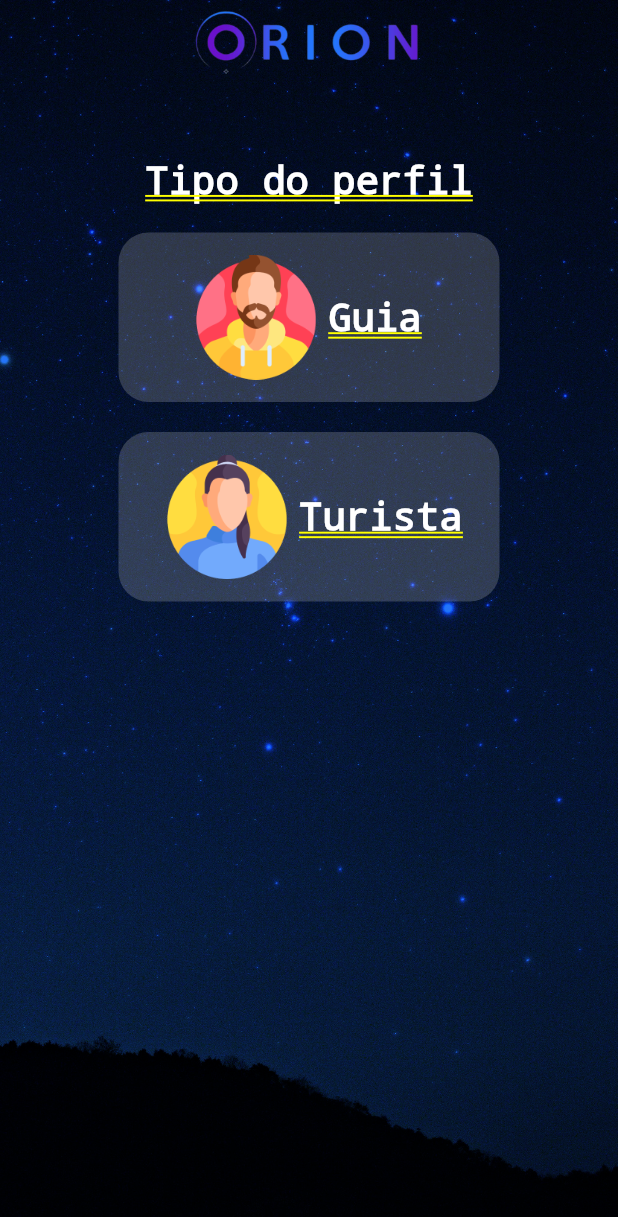
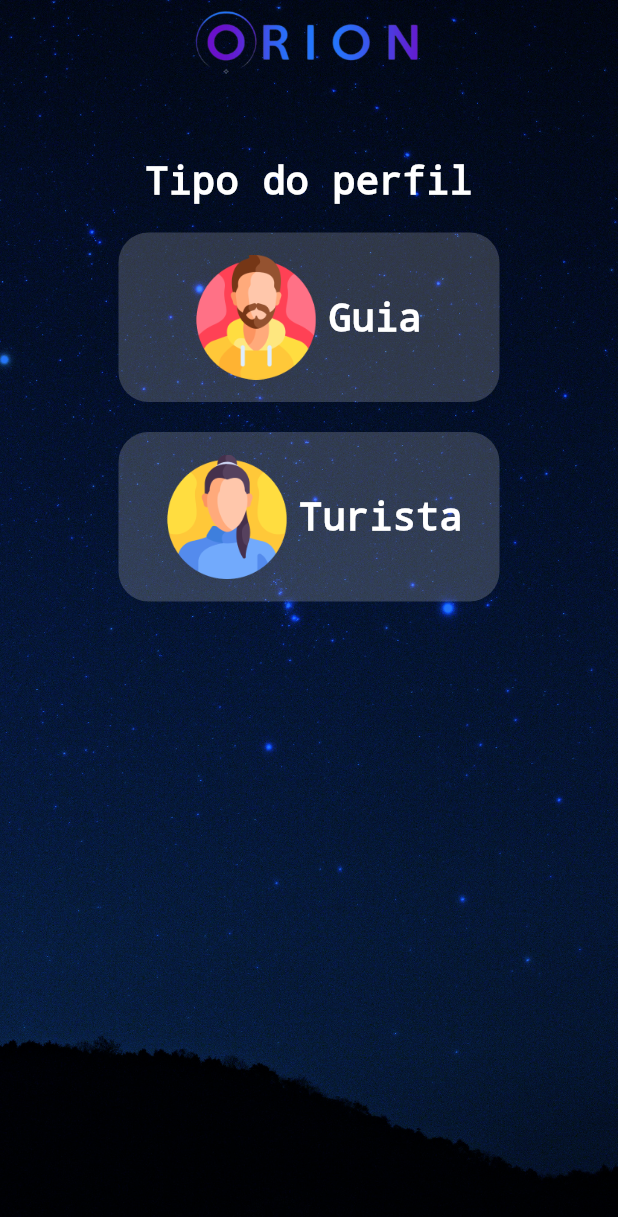
Before and after one commit to PapitoTI/app, a Flutter app: the LoginPage screen opened directly, after a tap on "Cadastrar", on a phone screen of 412 x 824 dp. Shown: the top 1217 px of the screen. Run offline on Flutter 3.47's test engine with Material 2 defaults, Android fonts, the light colour scheme and no system bars; our stand-ins replace carousel_slider, floating_bottom_navigation_bar, font_awesome_flutter, get, material_floating_search_bar, table_calendar; missing offline and left inert: grpc.

Commit message:
Text decoration

```diff
--- a/lib/main.dart
+++ b/lib/main.dart
@@ -1,15 +1,10 @@
-//import 'package:app/src/Pages/home_base/view.dart';
 import 'dart:io';
 import 'package:app/src/Config/palette.dart';
-import 'package:app/src/Pages/Cadastrar/choice.dart';
 import 'package:app/src/Pages/login/initialPage.dart';
 import 'package:app/src/Pages/login/loginPage.dart';
-//import 'package:app/src/Pages/tourist_home/view.dart';
 import 'package:flutter/material.dart';
 import 'package:get/get.dart';
 import 'package:path_provider/path_provider.dart';
-
-//import 'src/Pages/login/loginPage.dart';
 
 void main() {
   runApp(MyApp());
--- a/lib/src/Pages/Cadastrar/choice.dart
+++ b/lib/src/Pages/Cadastrar/choice.dart
@@ -37,6 +37,7 @@ class ChoicePage extends StatelessWidget {
                     child: Text(
                       'Tipo do perfil',
                       style: TextStyle(
+                        decoration: TextDecoration.none,
                         color: Palette.branco,
                         fontSize: 26,
                       ),
@@ -74,6 +75,7 @@ class ChoicePage extends StatelessWidget {
                             padding: const EdgeInsets.only(left: 8.0, right: 8),
                             child: Text("Guia",
                                 style: TextStyle(
+                                  decoration: TextDecoration.none,
                                   color: Palette.branco,
                                   fontSize: 26,
                                 )),
@@ -112,6 +114,7 @@ class ChoicePage extends StatelessWidget {
                             padding: const EdgeInsets.only(left: 8.0),
                             child: Text("Turista",
                                 style: TextStyle(
+                                  decoration: TextDecoration.none,
                                   color: Palette.branco,
                                   fontSize: 26,
                                 )),
```
